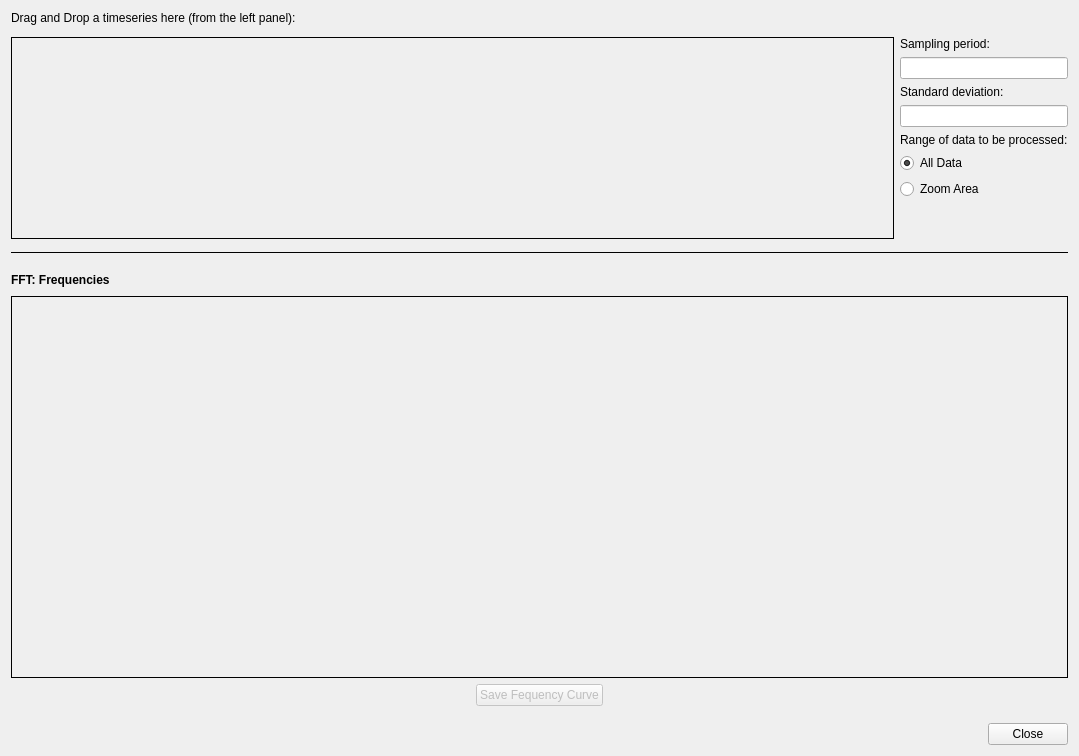
Old version of the form plotjuggler_plugins/ToolboxFFT/toolbox_FFT.ui in the repository yuanzhongqiao/PlotJuggler.
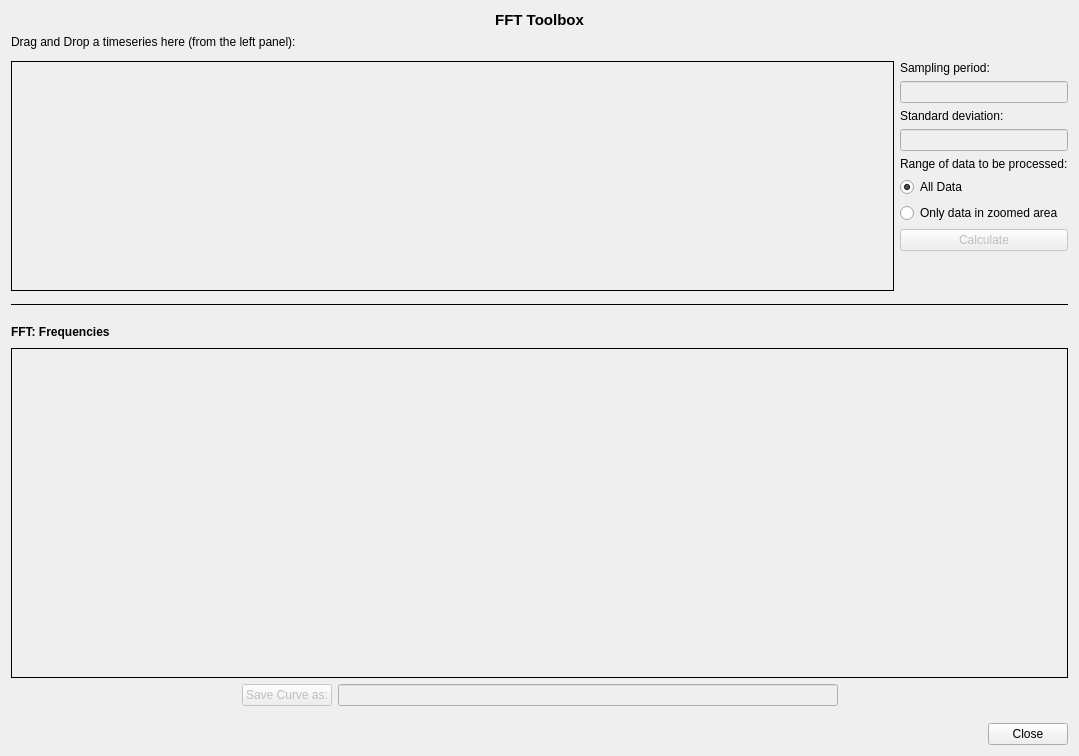
New version of the form.

Patch:
```diff
--- a/plotjuggler_plugins/ToolboxFFT/toolbox_FFT.ui
+++ b/plotjuggler_plugins/ToolboxFFT/toolbox_FFT.ui
@@ -13,7 +13,24 @@
   <property name="windowTitle">
    <string>Form</string>
   </property>
-  <layout class="QVBoxLayout" name="verticalLayout" stretch="0,0,0,0,1,0,0">
+  <layout class="QVBoxLayout" name="verticalLayout" stretch="0,0,0,0,0,1,0,0">
+   <item>
+    <widget class="QLabel" name="label_7">
+     <property name="font">
+      <font>
+       <pointsize>11</pointsize>
+       <weight>75</weight>
+       <bold>true</bold>
+      </font>
+     </property>
+     <property name="text">
+      <string>FFT Toolbox</string>
+     </property>
+     <property name="alignment">
+      <set>Qt::AlignCenter</set>
+     </property>
+    </widget>
+   </item>
    <item>
     <widget class="QLabel" name="label">
      <property name="text">
@@ -32,7 +49,7 @@
      <item>
       <widget class="QFrame" name="frameA">
        <property name="autoFillBackground">
-        <bool>true</bool>
+        <bool>false</bool>
        </property>
        <property name="frameShape">
         <enum>QFrame::Box</enum>
@@ -52,7 +69,14 @@
         </widget>
        </item>
        <item>
-        <widget class="QLineEdit" name="lineEditDT"/>
+        <widget class="QLineEdit" name="lineEditDT">
+         <property name="enabled">
+          <bool>false</bool>
+         </property>
+         <property name="readOnly">
+          <bool>true</bool>
+         </property>
+        </widget>
        </item>
        <item>
         <widget class="QLabel" name="label_5">
@@ -62,7 +86,14 @@
         </widget>
        </item>
        <item>
-        <widget class="QLineEdit" name="lineEditStdDev"/>
+        <widget class="QLineEdit" name="lineEditStdDev">
+         <property name="enabled">
+          <bool>false</bool>
+         </property>
+         <property name="readOnly">
+          <bool>true</bool>
+         </property>
+        </widget>
        </item>
        <item>
         <widget class="QLabel" name="label_6">
@@ -84,7 +115,17 @@
        <item>
         <widget class="QRadioButton" name="radioZoomed">
          <property name="text">
-          <string>Zoom Area</string>
+          <string>Only data in zoomed area</string>
+         </property>
+        </widget>
+       </item>
+       <item>
+        <widget class="QPushButton" name="pushButtonCalculate">
+         <property name="enabled">
+          <bool>false</bool>
+         </property>
+         <property name="text">
+          <string>Calculate</string>
          </property>
         </widget>
        </item>
@@ -185,7 +226,20 @@
         <bool>false</bool>
        </property>
        <property name="text">
-        <string>Save Fequency Curve</string>
+        <string>Save Curve as:</string>
+       </property>
+      </widget>
+     </item>
+     <item>
+      <widget class="QLineEdit" name="lineEditSaveName">
+       <property name="enabled">
+        <bool>false</bool>
+       </property>
+       <property name="minimumSize">
+        <size>
+         <width>500</width>
+         <height>0</height>
+        </size>
        </property>
       </widget>
      </item>
```
Left out of the diff: 4 changed lines with no effect on the pictures.
